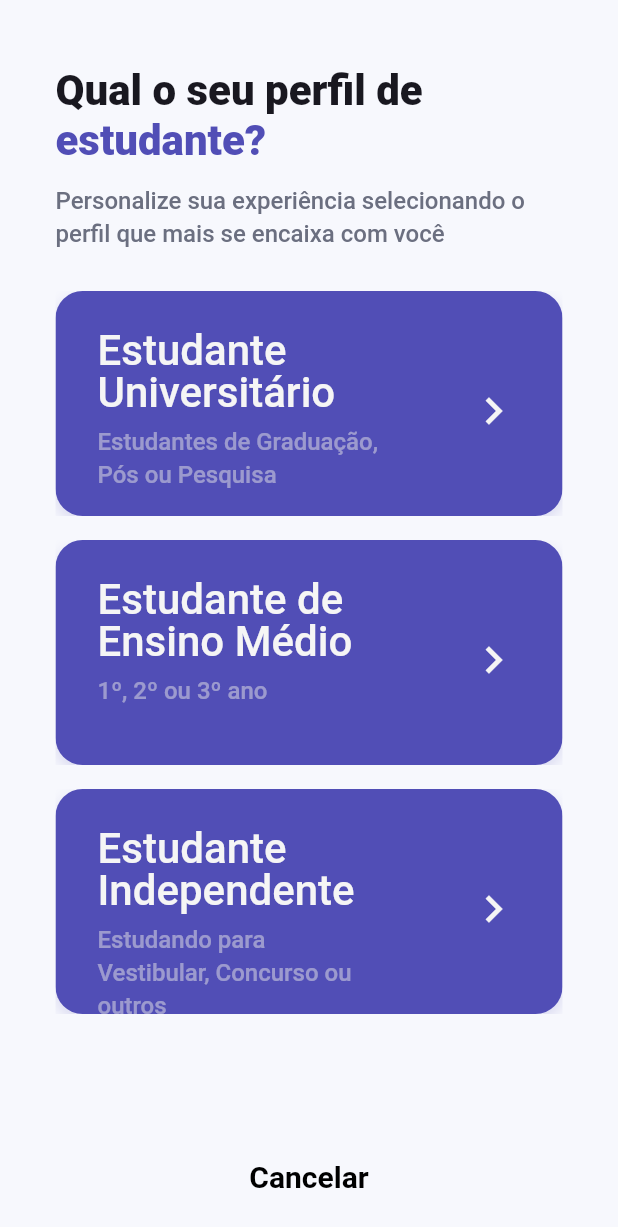
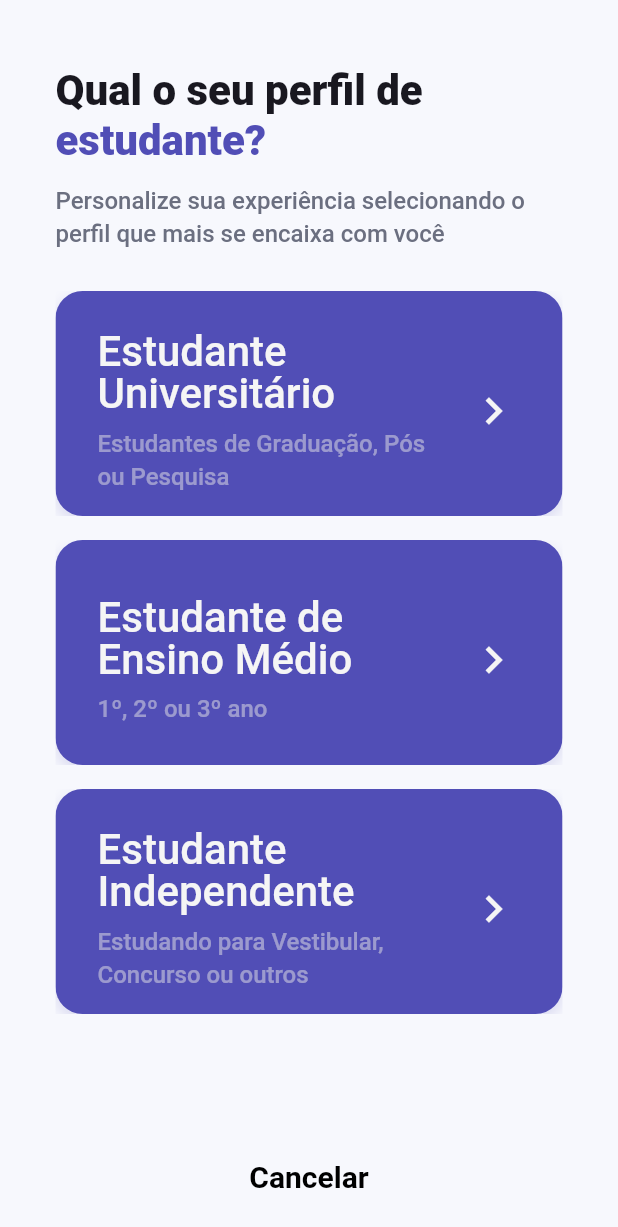
Before and after one commit to vitormarques7/flutter_academic_manager_app, a Flutter app: the StudentFilteringPage screen opened by its route, on a phone screen of 412 x 824 dp. Shown: the top 1227 px of the screen. Run offline on Flutter 3.47's test engine with Material 3 defaults, Android fonts, the phone set to English and light mode, and no system bars; our stand-ins replace cloud_firestore, firebase_auth, firebase_core, google_sign_in, table_calendar; accounts and stored records are empty.

Commit message:
feat: ajusta o layout do ProfileCard para melhor exibição de informações

```diff
--- a/lib/view/widgets/selectors/profile_card.dart
+++ b/lib/view/widgets/selectors/profile_card.dart
@@ -21,7 +21,6 @@ class ProfileCard extends StatelessWidget {
         onTap: onTap,
         borderRadius: BorderRadius.circular(18),
         child: Ink(
-          height: 150,
           decoration: BoxDecoration(
             color: AppColors.primary,
             borderRadius: BorderRadius.circular(18),
@@ -34,12 +33,14 @@ class ProfileCard extends StatelessWidget {
             ],
           ),
           padding: const EdgeInsets.fromLTRB(28, 25, 28, 15),
+          child: ConstrainedBox(
+            constraints: const BoxConstraints(minHeight: 110),
             child: Row(
               children: [
                 Expanded(
                   child: Column(
                     crossAxisAlignment: CrossAxisAlignment.start,
-                  mainAxisAlignment: MainAxisAlignment.start,
+                    mainAxisAlignment: MainAxisAlignment.center,
                     children: [
                       Text(
                         title,
@@ -53,10 +54,10 @@ class ProfileCard extends StatelessWidget {
                         ),
                       ),
                       const SizedBox(height: 8),
-                    SizedBox(
-                      width: 190,
-                      child: Text(
+                      Text(
                         subtitle,
+                        maxLines: 3,
+                        overflow: TextOverflow.ellipsis,
                         style: const TextStyle(
                           color: Color(0x7FE7E7E7),
                           fontSize: 16,
@@ -66,10 +67,10 @@ class ProfileCard extends StatelessWidget {
                           letterSpacing: 0,
                         ),
                       ),
-                    ),
                     ],
                   ),
                 ),
+                const SizedBox(width: 12),
                 const Icon(
                   Icons.chevron_right,
                   color: Color(0xFFF5F5F5),
@@ -79,6 +80,7 @@ class ProfileCard extends StatelessWidget {
             ),
           ),
         ),
+      ),
     );
   }
 }
```
Lines whose indentation alone changed are shown as unchanged.
